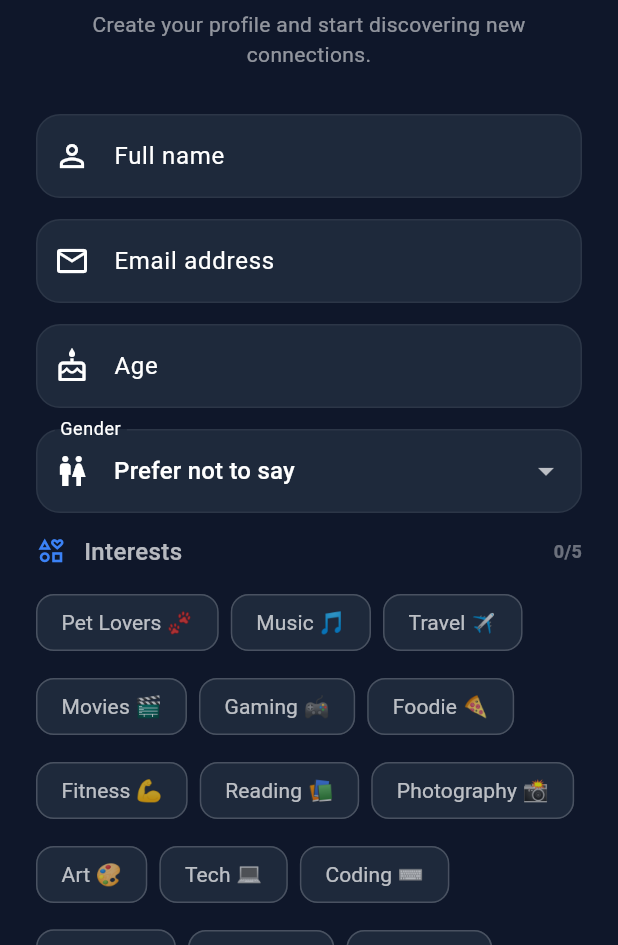
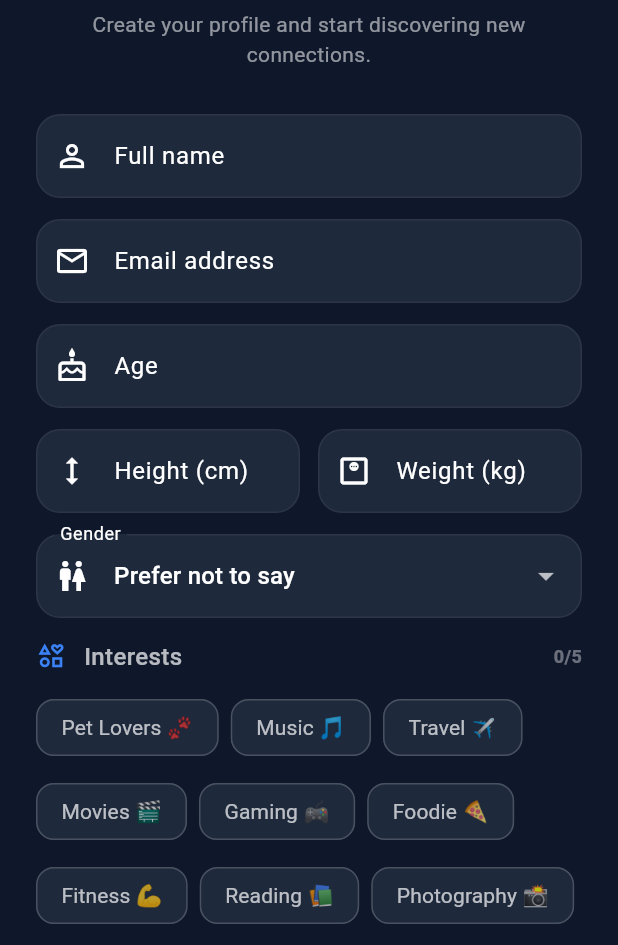
Before and after one commit to yong1412/soul_finder, a Flutter app: the screen it shows after launch, after a tap on "New user? Create an account", on a phone screen of 412 x 824 dp, the part 291-1236 px from its top. Run offline on Flutter 3.47's test engine with Material 3 defaults, Android fonts, the phone set to English and light mode, and no system bars; our stand-ins replace cloud_firestore, firebase_auth, firebase_core, flutter_map, geolocator, google_maps_flutter and 2 more; missing offline and left inert: media_kit, media_kit_video; accounts and stored records are empty.

Commit message:
register update

```diff
--- a/lib/controllers/auth_controller.dart
+++ b/lib/controllers/auth_controller.dart
@@ -59,6 +59,8 @@ class AuthController extends ChangeNotifier {
     required String gender,
     required String lookingFor,
     required List<String> interests,
+    double? heightCm,
+    double? weightKg,
   }) async {
     return _execute(() async {
       _currentUser = await _service.register(
@@ -69,6 +71,8 @@ class AuthController extends ChangeNotifier {
         gender: gender,
         lookingFor: lookingFor,
         interests: interests,
+        heightCm: heightCm,
+        weightKg: weightKg,
       );
     });
   }
--- a/lib/services/auth_service.dart
+++ b/lib/services/auth_service.dart
@@ -32,6 +32,8 @@ class AuthService {
     required String gender,
     required String lookingFor,
     required List<String> interests,
+    double? heightCm,
+    double? weightKg,
   }) async {
     try {
       final normalizedEmail =
@@ -62,6 +64,8 @@ class AuthService {
         lookingFor: lookingFor,
         discoveryRadius: 0.2,
         profileImageBase64: '',
+        heightCm: heightCm,
+        weightKg: weightKg,
       );
 
       await _users.doc(firebaseUser.uid).set({
@@ -75,6 +79,8 @@ class AuthService {
         'lookingFor': lookingFor,
         'discoveryRadius': 0.2,
         'profileImageBase64': '',
+        if (heightCm != null) 'heightCm': heightCm,
+        if (weightKg != null) 'weightKg': weightKg,
         'createdAt': FieldValue.serverTimestamp(),
         'updatedAt': FieldValue.serverTimestamp(),
       });
--- a/lib/views/auth/register_view.dart
+++ b/lib/views/auth/register_view.dart
@@ -21,6 +21,8 @@ class _RegisterViewState extends State<RegisterView> {
   final _nameController = TextEditingController();
   final _emailController = TextEditingController();
   final _ageController = TextEditingController();
+  final _heightController = TextEditingController();
+  final _weightController = TextEditingController();
   final _passwordController = TextEditingController();
   final _confirmPasswordController = TextEditingController();
 
@@ -44,6 +46,8 @@ class _RegisterViewState extends State<RegisterView> {
     _nameController.dispose();
     _emailController.dispose();
     _ageController.dispose();
+    _heightController.dispose();
+    _weightController.dispose();
     _passwordController.dispose();
     _confirmPasswordController.dispose();
     super.dispose();
@@ -63,11 +67,16 @@ class _RegisterViewState extends State<RegisterView> {
       return;
     }
 
+    final heightVal = double.tryParse(_heightController.text.trim());
+    final weightVal = double.tryParse(_weightController.text.trim());
+
     final success = await widget.controller.register(
       email: _emailController.text.trim(),
       password: _passwordController.text,
       name: _nameController.text.trim(),
       age: int.parse(_ageController.text.trim()),
+      heightCm: heightVal,
+      weightKg: weightVal,
       gender: _gender,
       lookingFor: 'Both',
       interests: _selectedInterests.map((label) => InterestData.getId(label)).toList(),
@@ -206,6 +215,57 @@ class _RegisterViewState extends State<RegisterView> {
 
                             return null;
                           },
+                        ),
+
+                        const SizedBox(height: 14),
+
+                        // Height & Weight Row
+                        Row(
+                          children: [
+                            Expanded(
+                              child: TextFormField(
+                                controller: _heightController,
+                                keyboardType: const TextInputType.numberWithOptions(decimal: true),
+                                decoration: _inputDecoration(
+                                  label: 'Height (cm)',
+                                  icon: Icons.height,
+                                ),
+                                validator: (value) {
+                                  final trimmed = value?.trim() ?? '';
+                                  if (trimmed.isEmpty) {
+                                    return 'Enter height';
+                                  }
+                                  final height = double.tryParse(trimmed);
+                                  if (height == null || height < 50 || height > 250) {
+                                    return '50-250 cm';
+                                  }
+                                  return null;
+                                },
+                              ),
+                            ),
+                            const SizedBox(width: 12),
+                            Expanded(
+                              child: TextFormField(
+                                controller: _weightController,
+                                keyboardType: const TextInputType.numberWithOptions(decimal: true),
+                                decoration: _inputDecoration(
+                                  label: 'Weight (kg)',
+                                  icon: Icons.monitor_weight_outlined,
+                                ),
+                                validator: (value) {
+                                  final trimmed = value?.trim() ?? '';
+                                  if (trimmed.isEmpty) {
+                                    return 'Enter weight';
+                                  }
+                                  final weight = double.tryParse(trimmed);
+                                  if (weight == null || weight < 20 || weight > 300) {
+                                    return '20-300 kg';
+                                  }
+                                  return null;
+                                },
+                              ),
+                            ),
+                          ],
                         ),
 
                         const SizedBox(height: 14),
```
